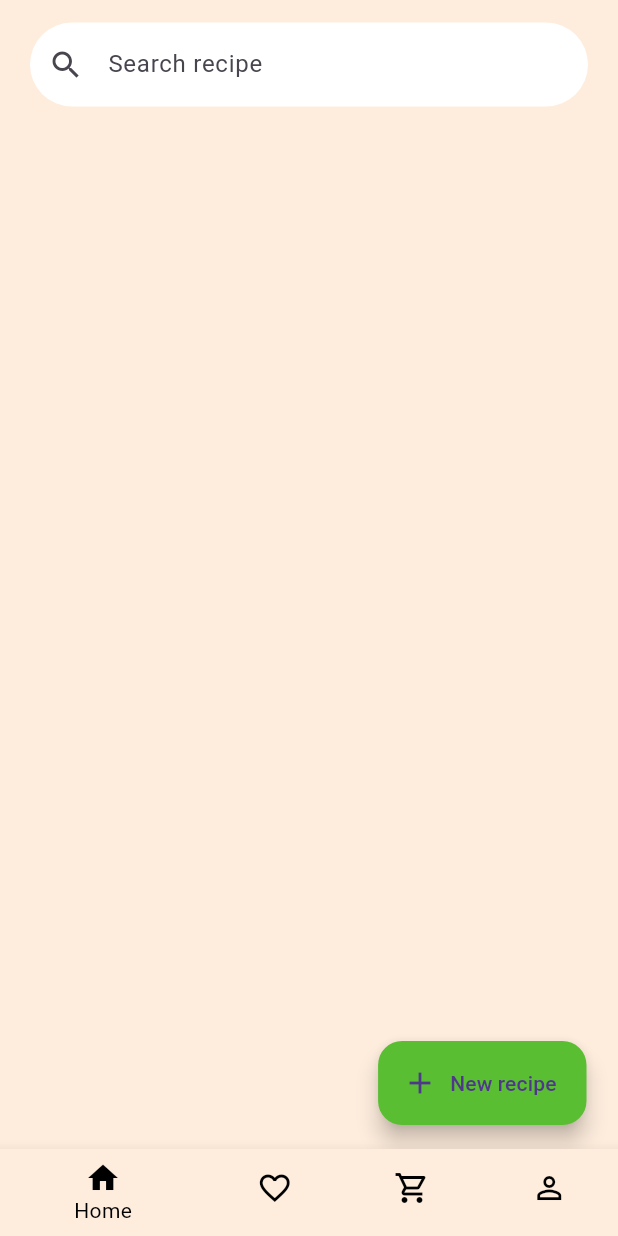
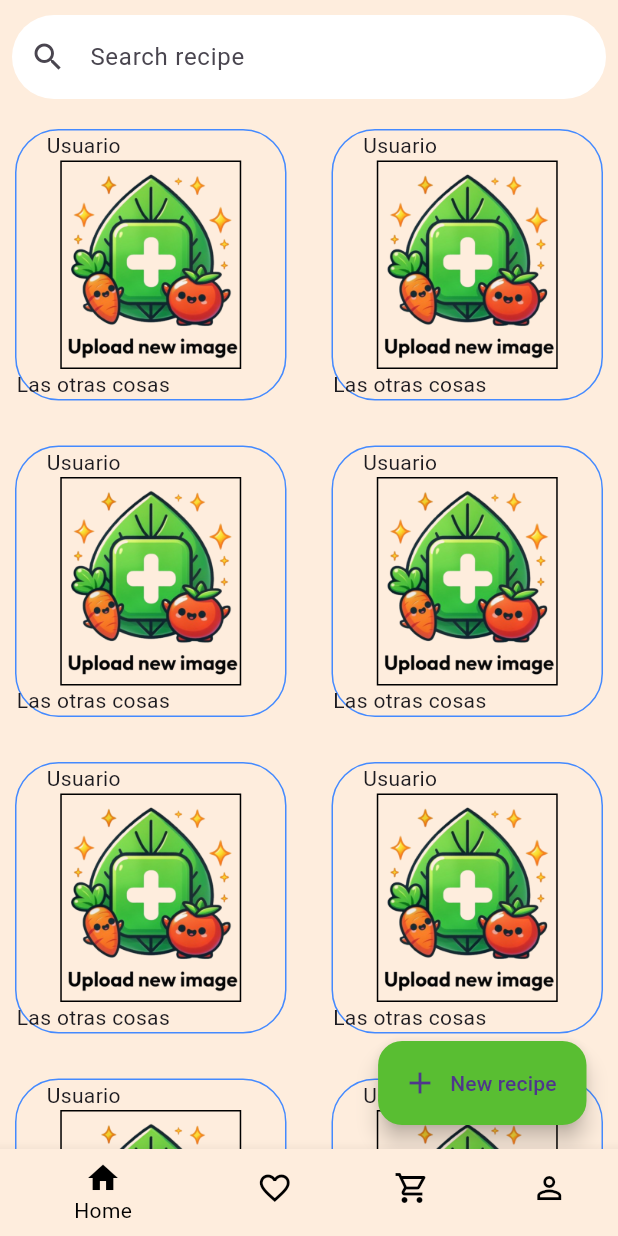
Before and after one commit to vicprzram/DishApp, a Flutter app: the HomePage screen opened directly, on a phone screen of 412 x 824 dp. Run offline on Flutter 3.47's test engine with Material 3 defaults, Android fonts, the phone set to English and light mode, and no system bars; our stand-ins replace cloud_firestore, firebase_auth, firebase_core, firebase_database, firebase_storage, google_fonts and 1 more; missing offline and left inert: flutterflow_ui; accounts and stored records are empty; statements that could not run were skipped.

Commit message:
First contact gridview

```diff
--- a/lib/main.dart
+++ b/lib/main.dart
@@ -1,5 +1,7 @@
 import 'package:dishapp/pages/Login.dart';
 import 'package:dishapp/pages/LoginFlow.dart';
+import 'package:dishapp/pages/MainMenu.dart';
+import 'package:dishapp/pages/main_menu/HomeFlow.dart';
 import 'package:dishapp/pages/main_menu/NewRecipeFlow.dart';
 import 'package:flutter/material.dart';
 import 'package:firebase_auth/firebase_auth.dart';
@@ -24,7 +26,7 @@ class Main extends StatelessWidget {
   Widget build(BuildContext context) {
     return MaterialApp(
       theme: ThemeData(useMaterial3: true),
-      home: LoginWidget(),
+      home: HomePage(),
     );
   }
 }
--- a/lib/pages/MainMenu.dart
+++ b/lib/pages/MainMenu.dart
@@ -1,4 +1,5 @@
 import 'package:dishapp/pages/main_menu/Home.dart';
+import 'package:dishapp/pages/main_menu/HomeFlow.dart';
 import 'package:flutter/material.dart';
 
 class HomePage extends StatefulWidget {
@@ -56,7 +57,7 @@ class _NavigationExampleState extends State<HomePage> {
       )),
       body: <Widget>[
         /// Home page
-        Home(),
+        HomeWidget(),
 
         /// Notifications page
         const Padding(
--- /dev/null
+++ b/lib/pages/main_menu/HomeFlow.dart
@@ -0,0 +1,154 @@
+import 'package:dishapp/components/TextFields.dart';
+import 'package:dishapp/pages/SignUpFlow.dart';
+import 'package:flutter/gestures.dart';
+import 'package:flutterflow_ui/flutterflow_ui.dart';
+import 'package:flutter/material.dart';
+import 'package:dishapp/database/Authentication.dart';
+
+import 'NewRecipeFlow.dart';
+
+class HomeModel extends FlutterFlowModel<HomeWidget> {
+  ///  State fields for stateful widgets in this page.
+
+  final unfocusNode = FocusNode();
+  // State field(s) for TextField widget.
+  FocusNode? textFieldFocusNode;
+  TextEditingController? textController;
+  String? Function(BuildContext, String?)? textControllerValidator;
+
+  @override
+  void initState(BuildContext context) {}
+
+  @override
+  void dispose() {
+    unfocusNode.dispose();
+    textFieldFocusNode?.dispose();
+    textController?.dispose();
+  }
+}
+
+class HomeWidget extends StatefulWidget {
+  const HomeWidget({super.key});
+
+  @override
+  State<HomeWidget> createState() => _HomeWidgetState();
+}
+
+class _HomeWidgetState extends State<HomeWidget> {
+  late HomeModel _model;
+
+  final scaffoldKey = GlobalKey<ScaffoldState>();
+
+  @override
+  void initState() {
+    super.initState();
+    _model = createModel(context, () => HomeModel());
+
+    _model.textController ??= TextEditingController();
+    _model.textFieldFocusNode ??= FocusNode();
+  }
+
+  @override
+  void dispose() {
+    _model.dispose();
+
+    super.dispose();
+  }
+
+  List<String> PRUEBA = ["caca", "caca1", "caca3", "caca4", "caca5", "caca6", "caca7", "caca8"];
+
+  @override
+  Widget build(BuildContext context) {
+    return GestureDetector(
+      onTap: () => _model.unfocusNode.canRequestFocus
+          ? FocusScope.of(context).requestFocus(_model.unfocusNode)
+          : FocusScope.of(context).unfocus(),
+      child: Scaffold(
+        key: scaffoldKey,
+        backgroundColor: Color(0xfffeeddd),
+        floatingActionButton: Container(
+            alignment: Alignment.bottomRight,
+            margin: const EdgeInsets.only(left: 0, right: 5.0),
+            child: FloatingActionButton.extended(
+              onPressed: () { Navigator.push(context, MaterialPageRoute(builder: (context) => AddrecipeWidget())); },
+              label: Text("New recipe"),
+              icon: Icon(Icons.add),
+              backgroundColor: Color(0xff59be32),
+            )),
+        body: SafeArea(
+          top: true,
+          child: Column(
+            mainAxisSize: MainAxisSize.max,
+            children: [
+              Padding(
+                padding: EdgeInsetsDirectional.fromSTEB(8, 10, 8, 0),
+                child: TextField(
+                  style: TextStyle(color: Colors.black),
+                  decoration: InputDecoration(
+                    filled: true,
+                    fillColor: Colors.white,
+                    border: OutlineInputBorder(
+                        borderRadius: BorderRadius.circular(30.0),
+                        borderSide: BorderSide.none
+                    ),
+                    hintText: 'Search recipe',
+                    prefixIcon: Icon(Icons.search),
+                  ),
+                )
+              ),
+
+                SizedBox(height: 10,),
+
+                Expanded(
+                  child: GridView.builder(
+                    itemCount: PRUEBA.length,
+                    itemBuilder: (BuildContext context, int index) {
+
+                      return Container(
+                        margin: const EdgeInsets.all(10.0),
+                        decoration: BoxDecoration(
+                            border: Border.all(color: Colors.blueAccent),
+                            borderRadius: BorderRadius.circular(29)
+                        ),
+                        child: Column(
+                          children: [
+                            Row(children: [
+                              SizedBox(width: 20,),
+                              Text("Usuario")
+                            ],),
+                            Expanded(
+                              child: Container(
+                                decoration: BoxDecoration(
+                                    border: Border.all(color: Colors.black),
+                                ),
+                                child: FittedBox(
+                                  child: Image.asset("lib/images/upload_image.png"),
+                                  fit: BoxFit.fill,
+                                )
+                              ),),
+                            Row(children: [
+                              Text("Las otras cosas")
+                            ],)
+                          ],
+                        ),
+                      );
+
+
+                    },
+                    padding: EdgeInsets.zero,
+                    gridDelegate: SliverGridDelegateWithFixedCrossAxisCount(
+                      crossAxisCount: 2,
+                      crossAxisSpacing: 10,
+                      mainAxisSpacing: 10,
+                      childAspectRatio: 1,
+                    ),
+                    scrollDirection: Axis.vertical,
+                  ),
+                ),
+            ],
+          ),
+        ),
+      ),
+    );
+  }
+}
```
Also changed, not shown: lib/pages/main_menu/Home.dart (+42 -4 lines).
